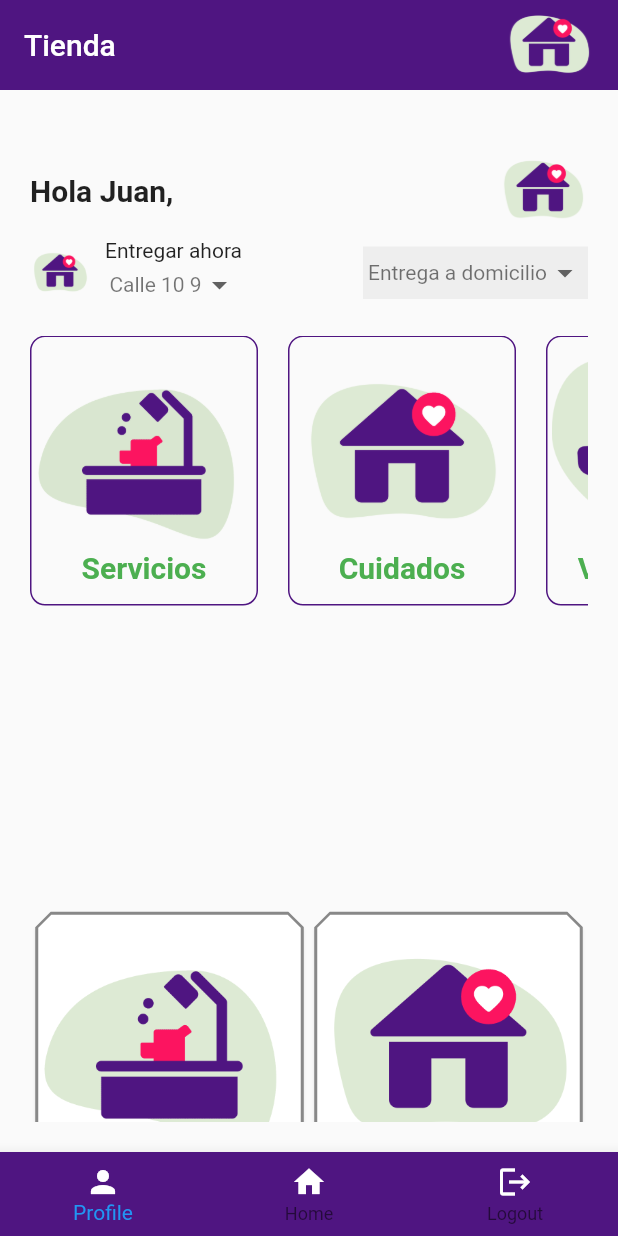
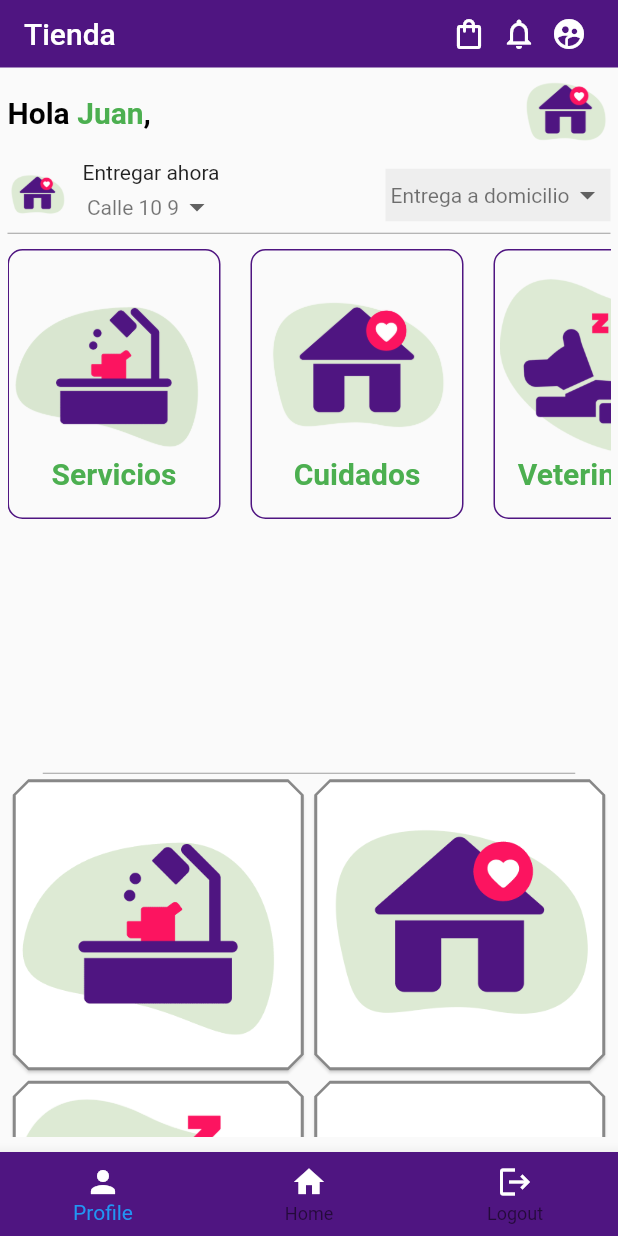
Before and after one commit to MiceliLanda/flutter_api, a Flutter app: the screen it shows after launch, on a phone screen of 412 x 824 dp. Run offline on Flutter 3.47's test engine with Material 2 defaults, Android fonts, the phone set to English and light mode, and no system bars; network calls fail.

Commit message:
fixSliderImage

```diff
--- a/lib/views/Home/home.dart
+++ b/lib/views/Home/home.dart
@@ -19,27 +19,36 @@ class _HomeState extends State<Home> {
   String dropdownValue = 'Entrega a domicilio';
   String dropdownValue2 = 'Calle 10 9';
   var images = [
-    {"image": "assets/images/1.png", "name": "Servicios"},
-    {"image": "assets/images/2.png", "name": "Cuidados"},
-    {"image": "assets/images/3.png", "name": "Veterinarios"},
-    {"image": "assets/images/4.png", "name": "Médicos"},
+    {
+      "image": "assets/images/1.png",
+      "name": "Servicios",
+      "desc":
+          "La Clínica Veterinaria del Bosque proporciona servicios veterinarios integrales de la más alta calidad. Contamos con urgencias veterinarias 24 hrs."
+    },
+    {
+      "image": "assets/images/2.png",
+      "name": "Cuidados",
+      "desc":
+          "Los cuidados veterinarios básicos incluyen control de parásitos, con el fin de que la mascota mantenga su buena salud y no se afecte la salud de nosotros."
+    },
+    {
+      "image": "assets/images/3.png",
+      "name": "Veterinarios",
+      "desc":
+          "Los veterinarios diagnostican y tratan los animales enfermos y heridos. También previenen la enfermedad y la mala salud, ."
+    },
+    {
+      "image": "assets/images/4.png",
+      "name": "Médicos",
+      "desc":
+          "La Clínica Veterinaria del Bosque proporciona servicios veterinarios integrales de la más alta calidad. Contamos con urgencias veterinarias 24 hrs."
+    },
   ];
 
   var images_desc = [
     "assets/images/1.png",
     "assets/images/2.png",
     "assets/images/3.png",
-  ];
-
-  var gridImages = [
-    "assets/images/B1.png",
-    "assets/images/B2.png",
-    "assets/images/B3.png",
-    "assets/images/B4.png",
-    "assets/images/B1.png",
-    "assets/images/B2.png",
-    "assets/images/B3.png",
-    "assets/images/B4.png",
   ];
 
   Timer? timer;
@@ -107,28 +116,42 @@ class _HomeState extends State<Home> {
             const Text(
               'Tienda',
             ),
-            Image.asset(
-              'assets/images/2.png',
-              width: 60,
-              height: 60,
-              // color: Colors.white,
+            SizedBox(
+              width: 100,
+              // color: Colors.redAccent,
+              child: Row(
+                mainAxisAlignment: MainAxisAlignment.spaceAround,
+                children: const [
+                  Icon(Icons.shopping_bag_outlined),
+                  Icon(Icons.notifications_none),
+                  Icon(Icons.supervised_user_circle_rounded),
+                  // Image.asset(
+                  //   'assets/images/2.png',
+                  //   width: 60,
+                  //   height: 60,
+                  //   // color: Colors.white,
+                  // ),
+                ],
+              ),
             ),
           ],
         ),
         backgroundColor: const Color(0xff4f1581),
         elevation: 0,
-        toolbarHeight: 60,
+        toolbarHeight: 45,
       ),
       body: SafeArea(
         child: Container(
-          // color: Colors.grey[200],
-          height: double.infinity,
-          margin: const EdgeInsets.all(20),
+          // color: Colors.grey,
+          // height: double.infinity,
+          margin: const EdgeInsets.only(right: 5, left: 5, bottom: 10, top: 0),
           child: Column(
             crossAxisAlignment: CrossAxisAlignment.center,
             children: [
               _headItems(),
-              _scrollHoriontal(),
+              Container(
+                  margin: const EdgeInsets.all(0), child: _scrollHoriontal()),
+
               _sliderImage(),
               // Expanded(child: _pageChanged()),
               _gridImages(context)
@@ -171,17 +194,44 @@ class _HomeState extends State<Home> {
     );
   }
 
-  Expanded _headItems() {
-    return Expanded(
-      flex: 2,
+  Container _headItems() {
+    return Container(
+      // flex: 1,
+      margin: const EdgeInsets.only(top: 0, left: 0, right: 0, bottom: 10),
       child: Column(
         mainAxisAlignment: MainAxisAlignment.center,
         children: [
           Row(
             mainAxisAlignment: MainAxisAlignment.spaceBetween,
             children: [
-              const Text('Hola Juan,',
-                  style: TextStyle(fontSize: 20, fontWeight: FontWeight.bold)),
+              const Text.rich(
+                TextSpan(
+                  text: 'Hola ',
+                  style: TextStyle(
+                    fontSize: 20,
+                    fontWeight: FontWeight.bold,
+                    color: Colors.black,
+                  ),
+                  children: [
+                    TextSpan(
+                      text: 'Juan',
+                      style: TextStyle(
+                        fontSize: 20,
+                        fontWeight: FontWeight.bold,
+                        color: Colors.green,
+                      ),
+                    ),
+                    TextSpan(
+                      text: ',',
+                      style: TextStyle(
+                        fontSize: 20,
+                        fontWeight: FontWeight.bold,
+                        color: Colors.black,
+                      ),
+                    ),
+                  ],
+                ),
+              ),
               Image.asset("assets/images/2.png", width: 60, height: 60),
               //
               // _comboBox()
@@ -206,7 +256,8 @@ class _HomeState extends State<Home> {
               ),
               _comboBox()
             ],
-          )
+          ),
+          const Divider(color: Colors.grey, height: 1),
         ],
       ),
     );
@@ -282,11 +333,11 @@ class _HomeState extends State<Home> {
 
   Expanded _scrollHoriontal() {
     return Expanded(
-      flex: 3,
+      flex: 1,
       child: Column(
         // mainAxisAlignment: MainAxisAlignment.center,
         children: [
-          Container(
+          SizedBox(
             // color: Colors.greenAccent,}
             height: 180,
             child: ListView.builder(
@@ -309,7 +360,7 @@ class _HomeState extends State<Home> {
                       mainAxisAlignment: MainAxisAlignment.center,
                       children: [
                         Image.asset(images[index]['image'].toString(),
-                            width: 150, height: 130),
+                            width: 140, height: 120),
                         Text(images[index]['name'].toString(),
                             style: const TextStyle(
                                 fontSize: 20,
@@ -357,21 +408,26 @@ class _HomeState extends State<Home> {
                             children: [
                               ClipRRect(
                                 borderRadius: BorderRadius.circular(10),
-                                child: Image.asset(gridImages[index]),
+                                child: Image.asset(
+                                  images[index]['image'].toString(),
+                                  width: 200,
+                                  height: 200,
+                                ),
                               ),
                               // const SizedBox(height: 15),
-                              const Text(
-                                'Travel',
-                                style: TextStyle(
+                              Text(
+                                images[index]['name'].toString(),
+                                style: const TextStyle(
                                     fontWeight: FontWeight.bold, fontSize: 18),
                               ),
                               const SizedBox(
                                 height: 10,
                               ),
-                              const Text(
-                                "lorem ipsum dore asde asdh name sdt jhas khuus",
-                                style: TextStyle(
-                                    fontWeight: FontWeight.bold, fontSize: 15),
+                              Text(
+                                images[index]['desc'].toString(),
+                                style: const TextStyle(
+                                    fontWeight: FontWeight.normal,
+                                    fontSize: 15),
                               )
                             ],
                           ),
@@ -399,14 +455,20 @@ class _HomeState extends State<Home> {
   Container _sliderImage() {
     return Container(
       // color: Colors.yellowAccent,
-      height: 165,
-      margin: const EdgeInsets.only(top: 0),
-      width: double.infinity,
+
+      height: 170,
+      // color: Colors.red,
+      // margin: const EdgeInsets.only(top: 0, left: 5, right: 5, bottom: 0),
+      width: 355,
       child: Column(
         children: [
           Expanded(
             child: _pageChanged(),
             flex: 1,
+          ),
+          const Divider(
+            color: Colors.grey,
+            height: 1,
           ),
           // Column(
           //   children: <Widget>[
@@ -475,35 +537,11 @@ class ContainerBoarding extends StatelessWidget {
         // Container(
         // decoration:
         //     BoxDecoration(border: Border.all(color: const Color(0xff4f1581))),
-        Column(
-          children: [
-            // Image.network(url),
-            // Text(
-            //   nombre,
-            //   style: const TextStyle(fontSize: 25),
-            // ),
-            Container(
-              decoration: BoxDecoration(
-                borderRadius: BorderRadius.circular(10),
-                // color: Colors.redAccent,
-              ),
-              child: Column(
-                children: [
-                  ClipRRect(
-                    borderRadius: BorderRadius.circular(10),
-                    child: Image(
-                      image: NetworkImage(image),
-                    ),
-                  ),
-                  // Image.network(image),
-                  // Text(
-                  //   text,
-                  //   style: const TextStyle(fontSize: 20),
-                  // ),
-                ],
-              ),
-            ),
-          ],
+        ClipRRect(
+          borderRadius: BorderRadius.circular(10),
+          child: Image(
+            image: NetworkImage(image),
+          ),
         ),
         // ),
       ],
```
